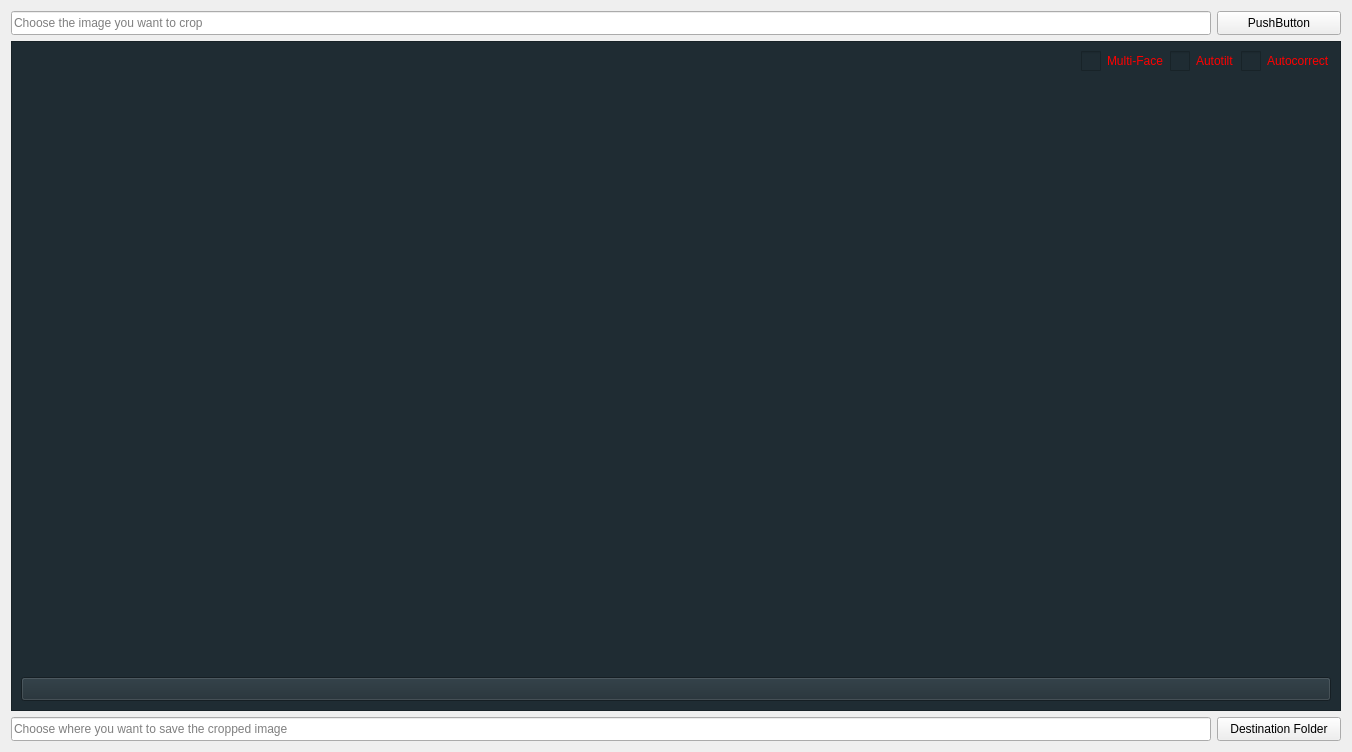
gregorycarnegie/autocrop, file resources/forms/crop_photo_widget.ui: the form before one commit.
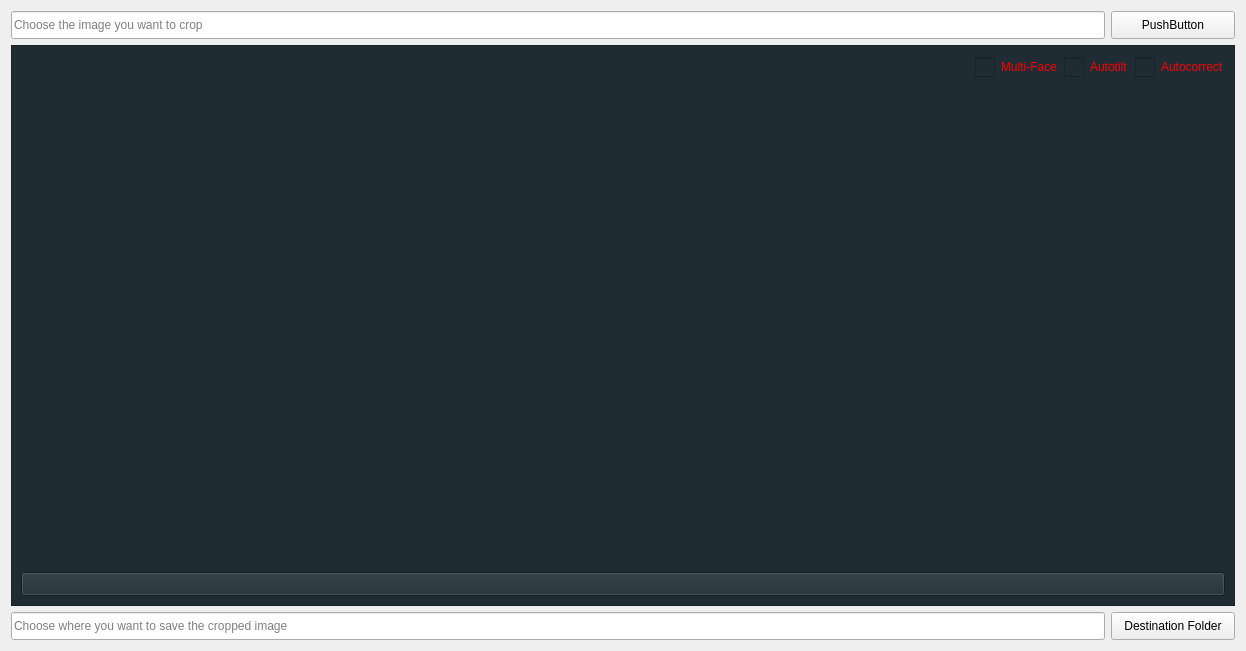
The form after the commit. Icons and pictures are not drawn.

```diff
--- a/resources/forms/crop_photo_widget.ui
+++ b/resources/forms/crop_photo_widget.ui
@@ -6,18 +6,24 @@
    <rect>
     <x>0</x>
     <y>0</y>
-    <width>1352</width>
-    <height>752</height>
+    <width>1246</width>
+    <height>651</height>
    </rect>
   </property>
   <property name="windowTitle">
    <string>Form</string>
   </property>
-  <layout class="QVBoxLayout" name="verticalLayout_2">
+  <layout class="QVBoxLayout" name="verticalLayout_2" stretch="1,20,1">
    <item>
-    <layout class="QHBoxLayout" name="horizontalLayout_2">
+    <layout class="QHBoxLayout" name="horizontalLayout_2" stretch="20,1">
      <item>
       <widget class="QLineEdit" name="photoLineEdit">
+       <property name="sizePolicy">
+        <sizepolicy hsizetype="Expanding" vsizetype="Expanding">
+         <horstretch>0</horstretch>
+         <verstretch>0</verstretch>
+        </sizepolicy>
+       </property>
        <property name="minimumSize">
         <size>
          <width>0</width>
@@ -27,7 +33,7 @@
        <property name="maximumSize">
         <size>
          <width>16777215</width>
-         <height>24</height>
+         <height>16777215</height>
         </size>
        </property>
        <property name="inputMethodHints">
@@ -40,6 +46,12 @@
      </item>
      <item>
       <widget class="QPushButton" name="photoButton">
+       <property name="sizePolicy">
+        <sizepolicy hsizetype="Expanding" vsizetype="Expanding">
+         <horstretch>0</horstretch>
+         <verstretch>0</verstretch>
+        </sizepolicy>
+       </property>
        <property name="minimumSize">
         <size>
          <width>124</width>
@@ -49,7 +61,7 @@
        <property name="maximumSize">
         <size>
          <width>16777215</width>
-         <height>24</height>
+         <height>16777215</height>
         </size>
        </property>
        <property name="text">
@@ -65,6 +77,12 @@
    </item>
    <item>
     <widget class="QFrame" name="frame">
+     <property name="sizePolicy">
+      <sizepolicy hsizetype="Expanding" vsizetype="Expanding">
+       <horstretch>0</horstretch>
+       <verstretch>0</verstretch>
+      </sizepolicy>
+     </property>
      <property name="styleSheet">
       <string notr="true">background: #1f2c33</string>
      </property>
@@ -74,9 +92,9 @@
      <property name="frameShadow">
       <enum>QFrame::Raised</enum>
      </property>
-     <layout class="QVBoxLayout" name="verticalLayout" stretch="0,1,1">
+     <layout class="QVBoxLayout" name="verticalLayout" stretch="1,20,1">
       <item>
-       <layout class="QHBoxLayout" name="horizontalLayout_1">
+       <layout class="QHBoxLayout" name="horizontalLayout_1" stretch="20,0,0,0">
         <item>
          <spacer name="horizontalSpacer">
           <property name="orientation">
@@ -92,6 +110,12 @@
         </item>
         <item>
          <widget class="QCheckBox" name="mfaceCheckBox">
+          <property name="sizePolicy">
+           <sizepolicy hsizetype="Expanding" vsizetype="Expanding">
+            <horstretch>0</horstretch>
+            <verstretch>0</verstretch>
+           </sizepolicy>
+          </property>
           <property name="styleSheet">
            <string notr="true">QCheckBox:unchecked{color: red}
 QCheckBox:checked{color: white}
@@ -119,6 +143,12 @@
         </item>
         <item>
          <widget class="QCheckBox" name="tiltCheckBox">
+          <property name="sizePolicy">
+           <sizepolicy hsizetype="Expanding" vsizetype="Expanding">
+            <horstretch>0</horstretch>
+            <verstretch>0</verstretch>
+           </sizepolicy>
+          </property>
           <property name="styleSheet">
            <string notr="true">QCheckBox:unchecked{color: red}
 QCheckBox:checked{color: white}
@@ -146,6 +176,12 @@
         </item>
         <item>
          <widget class="QCheckBox" name="exposureCheckBox">
+          <property name="sizePolicy">
+           <sizepolicy hsizetype="Expanding" vsizetype="Expanding">
+            <horstretch>0</horstretch>
+            <verstretch>0</verstretch>
+           </sizepolicy>
+          </property>
           <property name="styleSheet">
            <string notr="true">QCheckBox:unchecked{color: red}
 QCheckBox:checked{color: white}
@@ -175,6 +211,18 @@
       </item>
       <item>
        <widget class="QWidget" name="imageWidget" native="true">
+        <property name="sizePolicy">
+         <sizepolicy hsizetype="Expanding" vsizetype="Expanding">
+          <horstretch>0</horstretch>
+          <verstretch>0</verstretch>
+         </sizepolicy>
+        </property>
+        <property name="minimumSize">
+         <size>
+          <width>200</width>
+          <height>200</height>
+         </size>
+        </property>
         <property name="styleSheet">
          <string notr="true"/>
         </property>
@@ -182,6 +230,12 @@
       </item>
       <item>
        <widget class="QPushButton" name="cropButton">
+        <property name="sizePolicy">
+         <sizepolicy hsizetype="Expanding" vsizetype="Expanding">
+          <horstretch>0</horstretch>
+          <verstretch>0</verstretch>
+         </sizepolicy>
+        </property>
         <property name="minimumSize">
          <size>
           <width>0</width>
@@ -191,7 +245,7 @@
         <property name="maximumSize">
          <size>
           <width>16777215</width>
-          <height>24</height>
+          <height>16777215</height>
          </size>
         </property>
         <property name="text">
@@ -207,9 +261,15 @@
     </widget>
    </item>
    <item>
-    <layout class="QHBoxLayout" name="horizontalLayout_3">
+    <layout class="QHBoxLayout" name="horizontalLayout_3" stretch="20,1">
      <item>
       <widget class="QLineEdit" name="destinationLineEdit">
+       <property name="sizePolicy">
+        <sizepolicy hsizetype="Expanding" vsizetype="Expanding">
+         <horstretch>0</horstretch>
+         <verstretch>0</verstretch>
+        </sizepolicy>
+       </property>
        <property name="minimumSize">
         <size>
          <width>0</width>
@@ -219,7 +279,7 @@
        <property name="maximumSize">
         <size>
          <width>16777215</width>
-         <height>24</height>
+         <height>16777215</height>
         </size>
        </property>
        <property name="inputMethodHints">
@@ -232,6 +292,12 @@
      </item>
      <item>
       <widget class="QPushButton" name="destinationButton">
+       <property name="sizePolicy">
+        <sizepolicy hsizetype="Expanding" vsizetype="Expanding">
+         <horstretch>0</horstretch>
+         <verstretch>0</verstretch>
+        </sizepolicy>
+       </property>
        <property name="minimumSize">
         <size>
          <width>124</width>
@@ -241,7 +307,7 @@
        <property name="maximumSize">
         <size>
          <width>16777215</width>
-         <height>24</height>
+         <height>16777215</height>
         </size>
        </property>
        <property name="text">
```
